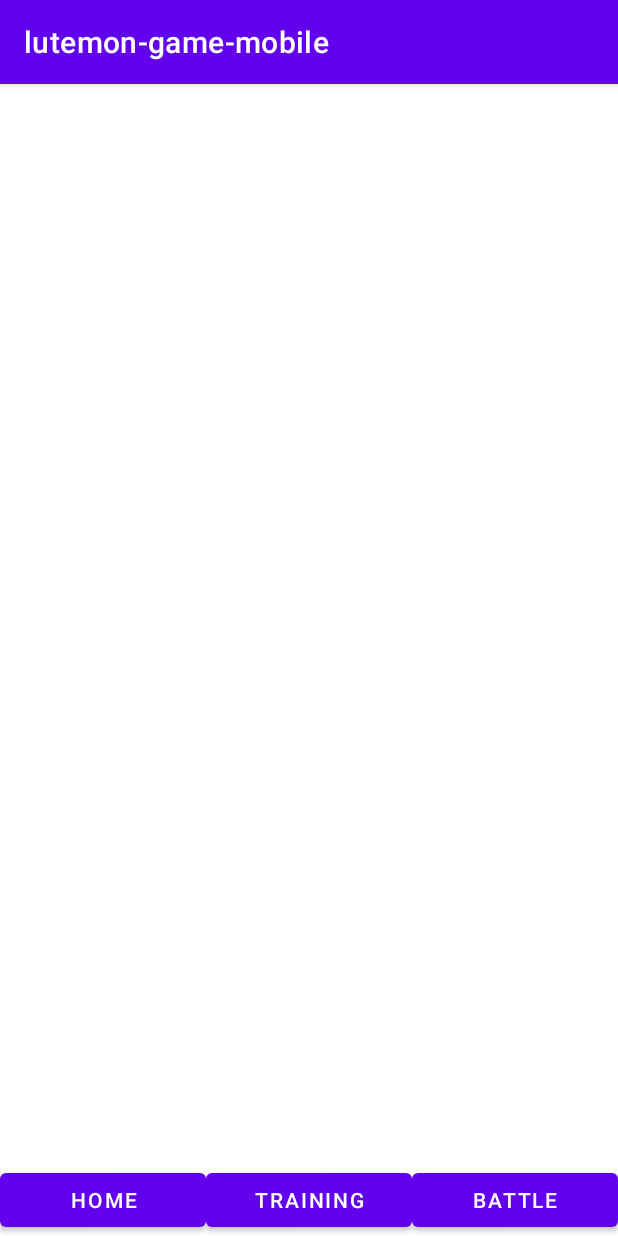
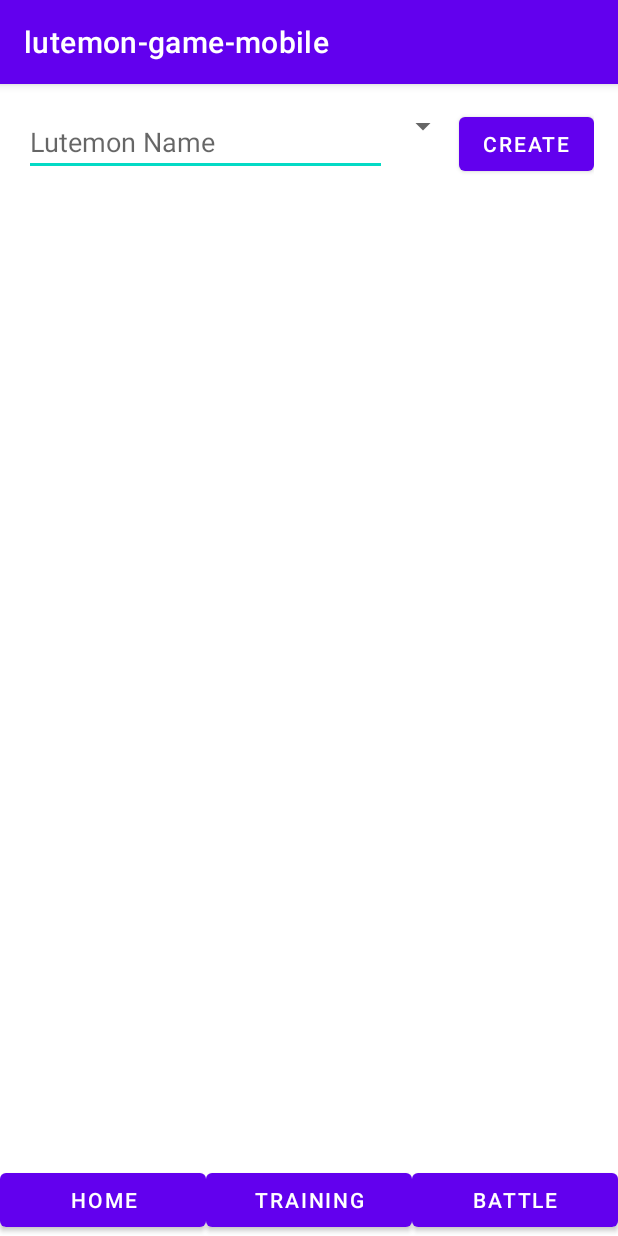
Before and after one commit to joonanykanen/lutemon-game-mobile, an Android app: the screen it shows after launch (MainActivity), on a phone screen of 412 x 824 dp. Run offline under Robolectric (Android 15) with nearby library versions, the phone set to English and light mode, and no system bars; 3 statements that could not run were skipped.

Commit message:
feat: Added HomeFragment class with the corresponding layout

```diff
--- /dev/null
+++ b/app/src/main/java/com/example/lutemon_game_mobile/HomeFragment.java
@@ -0,0 +1,60 @@
+package com.example.lutemon_game_mobile;
+
+import android.os.Bundle;
+import androidx.annotation.NonNull;
+import androidx.annotation.Nullable;
+import androidx.fragment.app.Fragment;
+import androidx.recyclerview.widget.LinearLayoutManager;
+import androidx.recyclerview.widget.RecyclerView;
+import android.view.LayoutInflater;
+import android.view.View;
+import android.view.ViewGroup;
+import android.widget.ArrayAdapter;
+import android.widget.Button;
+import android.widget.EditText;
+import android.widget.Spinner;
+
+public class HomeFragment extends Fragment {
+
+    private RecyclerView lutemonRecyclerView;
+    private LutemonAdapter lutemonAdapter;
+    private Storage storage;
+    private EditText lutemonNameEditText;
+    private Spinner lutemonColorSpinner;
+    private Button createLutemonButton;
+
+    @Nullable
+    @Override
+    public View onCreateView(@NonNull LayoutInflater inflater, @Nullable ViewGroup container, @Nullable Bundle savedInstanceState) {
+        View rootView = inflater.inflate(R.layout.fragment_home, container, false);
+
+        lutemonRecyclerView = rootView.findViewById(R.id.lutemonRecyclerView);
+        lutemonNameEditText = rootView.findViewById(R.id.lutemonNameEditText);
+        lutemonColorSpinner = rootView.findViewById(R.id.lutemonColorSpinner);
+        createLutemonButton = rootView.findViewById(R.id.createLutemonButton);
+
+        storage = Storage.getInstance();
+        lutemonAdapter = new LutemonAdapter(getActivity(), storage);
+        lutemonRecyclerView.setLayoutManager(new LinearLayoutManager(getActivity()));
+        lutemonRecyclerView.setAdapter(lutemonAdapter);
+
+        ArrayAdapter<CharSequence> adapter = ArrayAdapter.createFromResource(getActivity(),
+                R.array.lutemon_colors, android.R.layout.simple_spinner_item);
+        adapter.setDropDownViewResource(android.R.layout.simple_spinner_dropdown_item);
+        lutemonColorSpinner.setAdapter(adapter);
+
+        createLutemonButton.setOnClickListener(new View.OnClickListener() {
+            @Override
+            public void onClick(View v) {
+                String name = lutemonNameEditText.getText().toString();
+                String color = lutemonColorSpinner.getSelectedItem().toString();
+                Lutemon newLutemon = new Lutemon(name, color);
+                storage.addLutemon(newLutemon);
+                lutemonAdapter.notifyDataSetChanged();
+                lutemonNameEditText.setText("");
+            }
+        });
+
+        return rootView;
+    }
+}
--- /dev/null
+++ b/app/src/main/res/layout/fragment_home.xml
@@ -0,0 +1,45 @@
+<?xml version="1.0" encoding="utf-8"?>
+<LinearLayout xmlns:android="http://schemas.android.com/apk/res/android"
+    xmlns:app="http://schemas.android.com/apk/res-auto"
+    xmlns:tools="http://schemas.android.com/tools"
+    android:layout_width="match_parent"
+    android:layout_height="match_parent"
+    android:orientation="vertical"
+    tools:context=".HomeFragment">
+
+    <LinearLayout
+        android:layout_width="match_parent"
+        android:layout_height="wrap_content"
+        android:orientation="horizontal"
+        android:padding="16dp">
+
+        <EditText
+            android:id="@+id/lutemonNameEditText"
+            android:layout_width="0dp"
+            android:layout_height="wrap_content"
+            android:layout_weight="1"
+            android:hint="Lutemon Name" />
+
+        <Spinner
+            android:id="@+id/lutemonColorSpinner"
+            android:layout_width="wrap_content"
+            android:layout_height="wrap_content"
+            android:entries="@array/lutemon_colors" />
+
+        <Button
+            android:id="@+id/createLutemonButton"
+            android:layout_width="wrap_content"
+            android:layout_height="wrap_content"
+            android:text="Create" />
+
+    </LinearLayout>
+
+    <androidx.recyclerview.widget.RecyclerView
+        android:id="@+id/lutemonRecyclerView"
+        android:layout_width="match_parent"
+        android:layout_height="0dp"
+        android:layout_weight="1"
+        app:layoutManager="androidx.recyclerview.widget.LinearLayoutManager"
+        tools:listitem="@layout/lutemon_item" />
+
+</LinearLayout>
--- a/app/src/main/res/values/strings.xml
+++ b/app/src/main/res/values/strings.xml
@@ -1,3 +1,5 @@
 <resources>
     <string name="app_name">lutemon-game-mobile</string>
+    <!-- TODO: Remove or change this placeholder text -->
+    <string name="hello_blank_fragment">Hello blank fragment</string>
 </resources>
```
